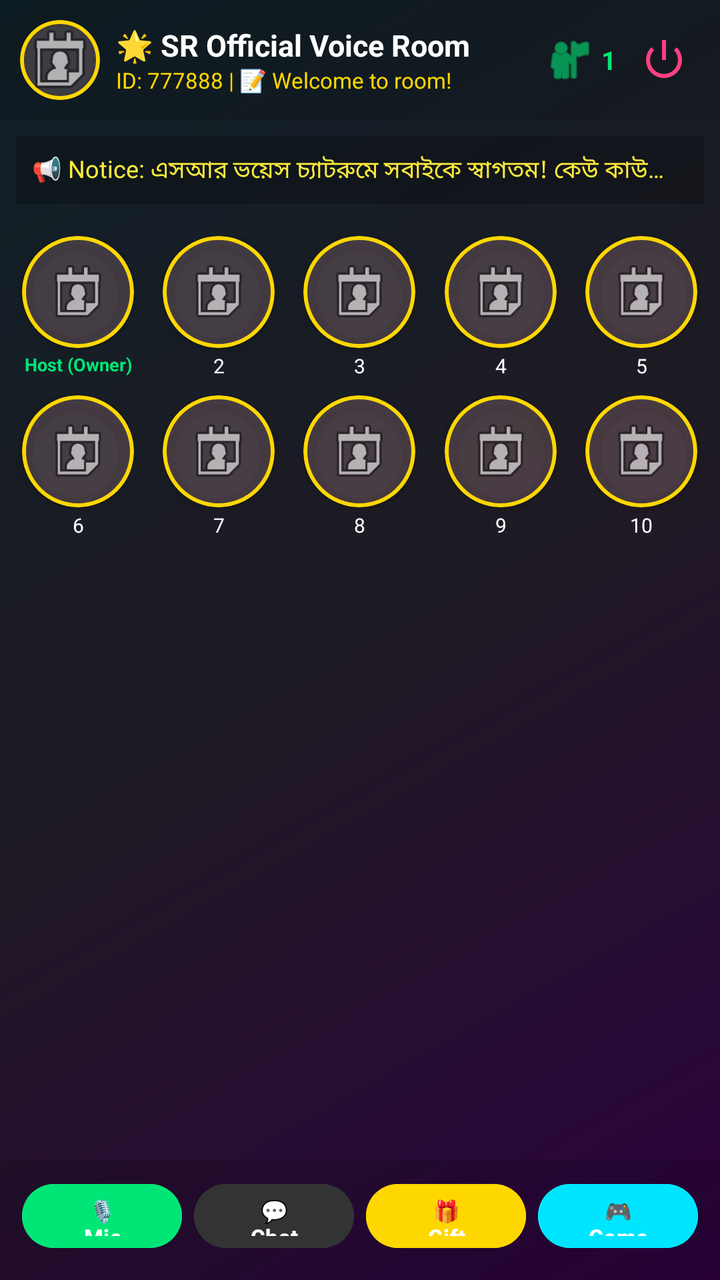
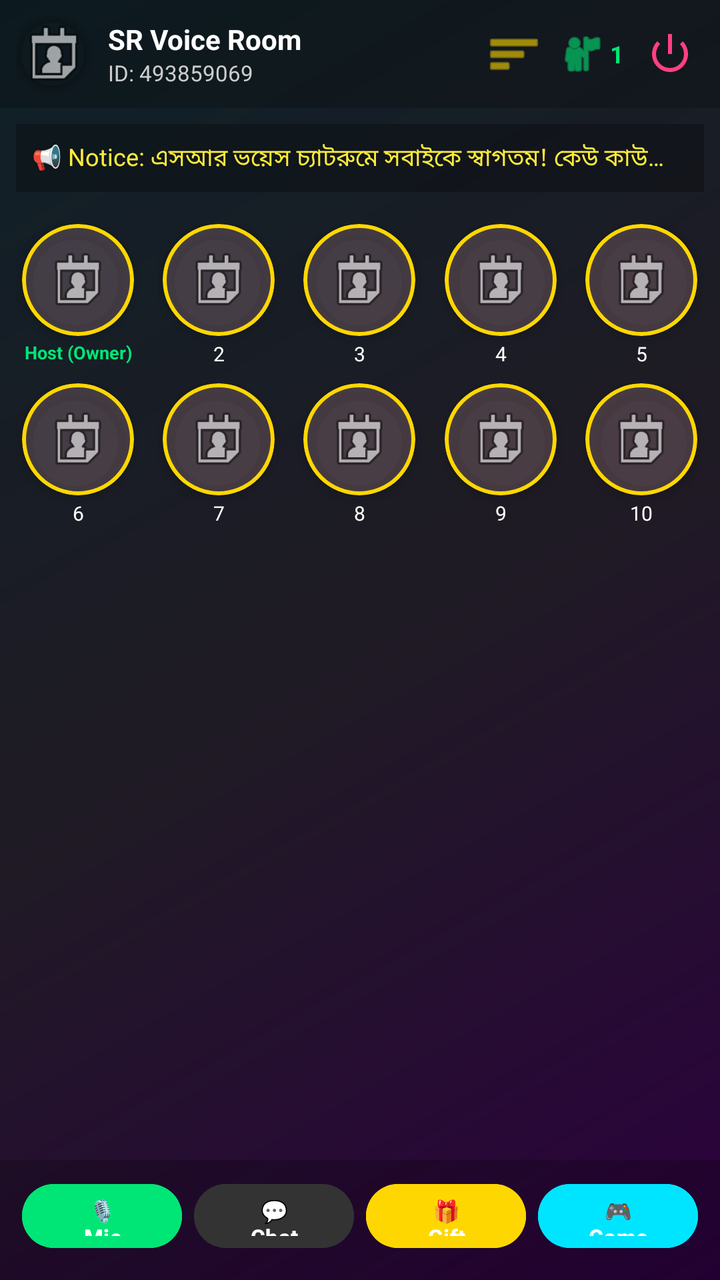

Two renders of the same Android screen: before a commit and after it. Below are the layout's source before the change and the commit's diff.
<!-- AndroidManifest.xml: activity theme Theme.SRVoiceChat -->
<!-- res/layout/activity_voice_room.xml -->
<?xml version="1.0" encoding="utf-8"?>
<LinearLayout xmlns:android="http://schemas.android.com/apk/res/android"
    xmlns:app="http://schemas.android.com/apk/res-auto"
    android:layout_width="match_parent"
    android:layout_height="match_parent"
    android:orientation="vertical"
    android:fitsSystemWindows="true"
    android:background="@drawable/voice_room_bg">

    
    <LinearLayout
        android:layout_width="match_parent"
        android:layout_height="wrap_content"
        android:orientation="horizontal"
        android:padding="10dp"
        android:gravity="center_vertical"
        android:background="#22000000">

        
        <androidx.cardview.widget.CardView
            android:layout_width="40dp"
            android:layout_height="40dp"
            app:cardCornerRadius="20dp"
            app:cardElevation="2dp"
            android:layout_marginEnd="8dp"
            app:cardBackgroundColor="@android:color/transparent">
            <ImageView
                android:id="@+id/roomHeaderProfileImg"
                android:layout_width="match_parent"
                android:layout_height="match_parent"
                android:scaleType="centerCrop"
                android:src="@android:drawable/ic_menu_my_calendar"
                android:background="@drawable/bg_circle_pink"/>
        </androidx.cardview.widget.CardView>

        <LinearLayout
            android:layout_width="0dp"
            android:layout_height="wrap_content"
            android:layout_weight="1"
            android:orientation="vertical">

            <TextView
                android:id="@+id/roomTitleText"
                android:layout_width="wrap_content"
                android:layout_height="wrap_content"
                android:text="🌟 SR Official Voice Room"
                android:textColor="#FFFFFF"
                android:textSize="15sp"
                android:textStyle="bold"
                android:maxLines="1"
                android:ellipsize="end"/>

            <TextView
                android:id="@+id/roomInfoText"
                android:layout_width="wrap_content"
                android:layout_height="wrap_content"
                android:text="ID: 777888 | 📝 Welcome to room!"
                android:textColor="#FFD700"
                android:textSize="11sp"
                android:maxLines="1"
                android:ellipsize="end"/>
        </LinearLayout>

        
        <LinearLayout
            android:layout_width="wrap_content"
            android:layout_height="wrap_content"
            android:orientation="horizontal"
            android:gravity="center_vertical"
            android:layout_marginEnd="6dp">

            <ImageView
                android:id="@+id/btnOnlineList"
                android:layout_width="26dp"
                android:layout_height="26dp"
                android:src="@android:drawable/ic_menu_myplaces"
                android:tint="#00E676"
                android:contentDescription="Online List"/>

            <TextView
                android:id="@+id/textOnlineCount"
                android:layout_width="wrap_content"
                android:layout_height="wrap_content"
                android:text="1"
                android:textColor="#00E676"
                android:textSize="13sp"
                android:textStyle="bold"
                android:layout_marginStart="3dp"/>
        </LinearLayout>

        
        <ImageButton
            android:id="@+id/btnPower"
            android:layout_width="36dp"
            android:layout_height="36dp"
            android:background="?attr/selectableItemBackgroundBorderless"
            android:src="@android:drawable/ic_lock_power_off"
            android:tint="#FF4081"
            android:contentDescription="Power Button" />
    </LinearLayout>

    
    <TextView
        android:layout_width="match_parent"
        android:layout_height="wrap_content"
        android:text="📢 Notice: এসআর ভয়েস চ্যাটরুমে সবাইকে স্বাগতম! কেউ কাউকে অশ্লীল গালিগালাজ করবেন না।"
        android:textColor="#FFEB3B"
        android:textSize="12sp"
        android:padding="8dp"
        android:background="#44000000"
        android:layout_margin="8dp"
        android:maxLines="1"
        android:ellipsize="end"/>

    
    <GridLayout
        android:layout_width="match_parent"
        android:layout_height="wrap_content"
        android:columnCount="5"
        android:padding="4dp"
        android:alignmentMode="alignMargins"
        android:columnOrderPreserved="false"
        android:gravity="center">

        
        <LinearLayout android:layout_width="0dp" android:layout_height="wrap_content" android:layout_columnWeight="1" android:orientation="vertical" android:gravity="center" android:layout_margin="4dp">
            <androidx.cardview.widget.CardView
                android:id="@+id/seatCard1"
                android:layout_width="56dp"
                android:layout_height="56dp"
                app:cardCornerRadius="28dp"
                app:cardElevation="4dp"
                app:cardBackgroundColor="@android:color/transparent">
                <ImageView
                    android:id="@+id/seatImg1"
                    android:layout_width="match_parent"
                    android:layout_height="match_parent"
                    android:scaleType="centerCrop"
                    android:background="@drawable/bg_circle_pink"
                    android:src="@android:drawable/ic_menu_my_calendar"
                    android:padding="10dp"/>
            </androidx.cardview.widget.CardView>
            <TextView android:id="@+id/seatTxt1" android:layout_width="60dp" android:layout_height="wrap_content" android:text="Host (Owner)" android:textColor="#00E676" android:textSize="9sp" android:textStyle="bold" android:gravity="center" android:layout_marginTop="2dp" android:maxLines="1" android:ellipsize="end"/>
        </LinearLayout>

        
        <LinearLayout android:layout_width="0dp" android:layout_height="wrap_content" android:layout_columnWeight="1" android:orientation="vertical" android:gravity="center" android:layout_margin="4dp">
            <androidx.cardview.widget.CardView
                android:id="@+id/seatCard2"
                android:layout_width="56dp"
                android:layout_height="56dp"
                app:cardCornerRadius="28dp"
                app:cardElevation="4dp"
                app:cardBackgroundColor="@android:color/transparent">
                <ImageView
                    android:id="@+id/seatImg2"
                    android:layout_width="match_parent"
                    android:layout_height="match_parent"
                    android:scaleType="centerCrop"
                    android:background="@drawable/bg_circle_pink"
                    android:src="@android:drawable/ic_menu_my_calendar"
                    android:padding="10dp"/>
            </androidx.cardview.widget.CardView>
            <TextView android:id="@+id/seatTxt2" android:layout_width="60dp" android:layout_height="wrap_content" android:text="2" android:textColor="#FFFFFF" android:textSize="10sp" android:gravity="center" android:layout_marginTop="2dp" android:maxLines="1" android:ellipsize="end"/>
        </LinearLayout>

        
        <LinearLayout android:layout_width="0dp" android:layout_height="wrap_content" android:layout_columnWeight="1" android:orientation="vertical" android:gravity="center" android:layout_margin="4dp">
            <androidx.cardview.widget.CardView
                android:id="@+id/seatCard3"
                android:layout_width="56dp"
                android:layout_height="56dp"
                app:cardCornerRadius="28dp"
                app:cardElevation="4dp"
                app:cardBackgroundColor="@android:color/transparent">
                <ImageView
                    android:id="@+id/seatImg3"
                    android:layout_width="match_parent"
                    android:layout_height="match_parent"
                    android:scaleType="centerCrop"
                    android:background="@drawable/bg_circle_pink"
                    android:src="@android:drawable/ic_menu_my_calendar"
                    android:padding="10dp"/>
            </androidx.cardview.widget.CardView>
            <TextView android:id="@+id/seatTxt3" android:layout_width="60dp" android:layout_height="wrap_content" android:text="3" android:textColor="#FFFFFF" android:textSize="10sp" android:gravity="center" android:layout_marginTop="2dp" android:maxLines="1" android:ellipsize="end"/>
        </LinearLayout>

        
        <LinearLayout android:layout_width="0dp" android:layout_height="wrap_content" android:layout_columnWeight="1" android:orientation="vertical" android:gravity="center" android:layout_margin="4dp">
            <androidx.cardview.widget.CardView
                android:id="@+id/seatCard4"
                android:layout_width="56dp"
                android:layout_height="56dp"
                app:cardCornerRadius="28dp"
                app:cardElevation="4dp"
                app:cardBackgroundColor="@android:color/transparent">
                <ImageView
                    android:id="@+id/seatImg4"
                    android:layout_width="match_parent"
                    android:layout_height="match_parent"
                    android:scaleType="centerCrop"
                    android:background="@drawable/bg_circle_pink"
                    android:src="@android:drawable/ic_menu_my_calendar"
                    android:padding="10dp"/>
            </androidx.cardview.widget.CardView>
            <TextView android:id="@+id/seatTxt4" android:layout_width="60dp" android:layout_height="wrap_content" android:text="4" android:textColor="#FFFFFF" android:textSize="10sp" android:gravity="center" android:layout_marginTop="2dp" android:maxLines="1" android:ellipsize="end"/>
        </LinearLayout>

        
        <LinearLayout android:layout_width="0dp" android:layout_height="wrap_content" android:layout_columnWeight="1" android:orientation="vertical" android:gravity="center" android:layout_margin="4dp">
            <androidx.cardview.widget.CardView
                android:id="@+id/seatCard5"
                android:layout_width="56dp"
                android:layout_height="56dp"
                app:cardCornerRadius="28dp"
                app:cardElevation="4dp"
                app:cardBackgroundColor="@android:color/transparent">
                <ImageView
                    android:id="@+id/seatImg5"
                    android:layout_width="match_parent"
                    android:layout_height="match_parent"
                    android:scaleType="centerCrop"
                    android:background="@drawable/bg_circle_pink"
                    android:src="@android:drawable/ic_menu_my_calendar"
                    android:padding="10dp"/>
            </androidx.cardview.widget.CardView>
            <TextView android:id="@+id/seatTxt5" android:layout_width="60dp" android:layout_height="wrap_content" android:text="5" android:textColor="#FFFFFF" android:textSize="10sp" android:gravity="center" android:layout_marginTop="2dp" android:maxLines="1" android:ellipsize="end"/>
        </LinearLayout>

        
        <LinearLayout android:layout_width="0dp" android:layout_height="wrap_content" android:layout_columnWeight="1" android:orientation="vertical" android:gravity="center" android:layout_margin="4dp">
            <androidx.cardview.widget.CardView
                android:id="@+id/seatCard6"
                android:layout_width="56dp"
                android:layout_height="56dp"
                app:cardCornerRadius="28dp"
                app:cardElevation="4dp"
                app:cardBackgroundColor="@android:color/transparent">
                <ImageView
                    android:id="@+id/seatImg6"
                    android:layout_width="match_parent"
                    android:layout_height="match_parent"
                    android:scaleType="centerCrop"
                    android:background="@drawable/bg_circle_pink"
                    android:src="@android:drawable/ic_menu_my_calendar"
                    android:padding="10dp"/>
            </androidx.cardview.widget.CardView>
            <TextView android:id="@+id/seatTxt6" android:layout_width="60dp" android:layout_height="wrap_content" android:text="6" android:textColor="#FFFFFF" android:textSize="10sp" android:gravity="center" android:layout_marginTop="2dp" android:maxLines="1" android:ellipsize="end"/>
        </LinearLayout>

        
        <LinearLayout android:layout_width="0dp" android:layout_height="wrap_content" android:layout_columnWeight="1" android:orientation="vertical" android:gravity="center" android:layout_margin="4dp">
            <androidx.cardview.widget.CardView
                android:id="@+id/seatCard7"
                android:layout_width="56dp"
                android:layout_height="56dp"
                app:cardCornerRadius="28dp"
                app:cardElevation="4dp"
                app:cardBackgroundColor="@android:color/transparent">
                <ImageView
                    android:id="@+id/seatImg7"
                    android:layout_width="match_parent"
                    android:layout_height="match_parent"
                    android:scaleType="centerCrop"
                    android:background="@drawable/bg_circle_pink"
                    android:src="@android:drawable/ic_menu_my_calendar"
                    android:padding="10dp"/>
            </androidx.cardview.widget.CardView>
            <TextView android:id="@+id/seatTxt7" android:layout_width="60dp" android:layout_height="wrap_content" android:text="7" android:textColor="#FFFFFF" android:textSize="10sp" android:gravity="center" android:layout_marginTop="2dp" android:maxLines="1" android:ellipsize="end"/>
        </LinearLayout>

        
        <LinearLayout android:layout_width="0dp" android:layout_height="wrap_content" android:layout_columnWeight="1" android:orientation="vertical" android:gravity="center" android:layout_margin="4dp">
            <androidx.cardview.widget.CardView
                android:id="@+id/seatCard8"
                android:layout_width="56dp"
                android:layout_height="56dp"
                app:cardCornerRadius="28dp"
                app:cardElevation="4dp"
                app:cardBackgroundColor="@android:color/transparent">
                <ImageView
                    android:id="@+id/seatImg8"
                    android:layout_width="match_parent"
                    android:layout_height="match_parent"
                    android:scaleType="centerCrop"
                    android:background="@drawable/bg_circle_pink"
                    android:src="@android:drawable/ic_menu_my_calendar"
                    android:padding="10dp"/>
            </androidx.cardview.widget.CardView>
            <TextView android:id="@+id/seatTxt8" android:layout_width="60dp" android:layout_height="wrap_content" android:text="8" android:textColor="#FFFFFF" android:textSize="10sp" android:gravity="center" android:layout_marginTop="2dp" android:maxLines="1" android:ellipsize="end"/>
        </LinearLayout>

        
        <LinearLayout android:layout_width="0dp" android:layout_height="wrap_content" android:layout_columnWeight="1" android:orientation="vertical" android:gravity="center" android:layout_margin="4dp">
            <androidx.cardview.widget.CardView
                android:id="@+id/seatCard9"
                android:layout_width="56dp"
                android:layout_height="56dp"
                app:cardCornerRadius="28dp"
                app:cardElevation="4dp"
                app:cardBackgroundColor="@android:color/transparent">
                <ImageView
                    android:id="@+id/seatImg9"
                    android:layout_width="match_parent"
                    android:layout_height="match_parent"
                    android:scaleType="centerCrop"
                    android:background="@drawable/bg_circle_pink"
                    android:src="@android:drawable/ic_menu_my_calendar"
                    android:padding="10dp"/>
            </androidx.cardview.widget.CardView>
            <TextView android:id="@+id/seatTxt9" android:layout_width="60dp" android:layout_height="wrap_content" android:text="9" android:textColor="#FFFFFF" android:textSize="10sp" android:gravity="center" android:layout_marginTop="2dp" android:maxLines="1" android:ellipsize="end"/>
        </LinearLayout>

        
        <LinearLayout android:layout_width="0dp" android:layout_height="wrap_content" android:layout_columnWeight="1" android:orientation="vertical" android:gravity="center" android:layout_margin="4dp">
            <androidx.cardview.widget.CardView
                android:id="@+id/seatCard10"
                android:layout_width="56dp"
                android:layout_height="56dp"
                app:cardCornerRadius="28dp"
                app:cardElevation="4dp"
                app:cardBackgroundColor="@android:color/transparent">
                <ImageView
                    android:id="@+id/seatImg10"
                    android:layout_width="match_parent"
                    android:layout_height="match_parent"
                    android:scaleType="centerCrop"
                    android:background="@drawable/bg_circle_pink"
                    android:src="@android:drawable/ic_menu_my_calendar"
                    android:padding="10dp"/>
            </androidx.cardview.widget.CardView>
            <TextView android:id="@+id/seatTxt10" android:layout_width="60dp" android:layout_height="wrap_content" android:text="10" android:textColor="#FFFFFF" android:textSize="10sp" android:gravity="center" android:layout_marginTop="2dp" android:maxLines="1" android:ellipsize="end"/>
        </LinearLayout>

    </GridLayout>

    
    <ListView
        android:id="@+id/chatListView"
        android:layout_width="match_parent"
        android:layout_height="0dp"
        android:layout_weight="1"
        android:divider="@null"
        android:stackFromBottom="true"
        android:transcriptMode="normal"
        android:paddingHorizontal="8dp"
        android:paddingTop="8dp"/>

    
    <LinearLayout
        android:layout_width="match_parent"
        android:layout_height="60dp"
        android:orientation="horizontal"
        android:background="#22000000"
        android:gravity="center"
        android:paddingHorizontal="8dp"
        android:paddingBottom="4dp">

        <Button
            android:id="@+id/btnMicToggle"
            android:layout_width="0dp"
            android:layout_height="40dp"
            android:layout_weight="1"
            android:text="🎙️ Mic"
            android:textColor="#FFFFFF"
            android:textSize="11sp"
            android:backgroundTint="#00E676"
            android:layout_marginHorizontal="3dp"
            android:textStyle="bold"/>

        <Button
            android:id="@+id/btnChatOption"
            android:layout_width="0dp"
            android:layout_height="40dp"
            android:layout_weight="1"
            android:text="💬 Chat"
            android:textColor="#FFFFFF"
            android:textSize="11sp"
            android:backgroundTint="#333333"
            android:layout_marginHorizontal="3dp"
            android:textStyle="bold"/>

        <Button
            android:id="@+id/btnGiftBox"
            android:layout_width="0dp"
            android:layout_height="40dp"
            android:layout_weight="1"
            android:text="🎁 Gift"
            android:textColor="#FFFFFF"
            android:textSize="11sp"
            android:backgroundTint="#FFD700"
            android:layout_marginHorizontal="3dp"
            android:textStyle="bold"/>

        <Button
            android:id="@+id/btnGameBox"
            android:layout_width="0dp"
            android:layout_height="40dp"
            android:layout_weight="1"
            android:text="🎮 Game"
            android:textColor="#FFFFFF"
            android:textSize="11sp"
            android:backgroundTint="#00E5FF"
            android:layout_marginHorizontal="3dp"
            android:textStyle="bold"/>

    </LinearLayout>

</LinearLayout>
<!-- resources referenced by this layout -->
<resources>
  <!-- drawable bg_circle_pink (drawable) -->
  <?xml version="1.0" encoding="utf-8"?>
  <shape xmlns:android="http://schemas.android.com/apk/res/android"
      android:shape="oval">
      
      <solid android:color="#33FFC0CB" />
      
      
      <stroke 
          android:width="2dp" 
          android:color="#FFD700" />
  </shape>
  <!-- drawable voice_room_bg (drawable) -->
  <?xml version="1.0" encoding="utf-8"?>
  <shape xmlns:android="http://schemas.android.com/apk/res/android">
      <gradient
          android:angle="135"
          android:startColor="#2C003E"
          android:centerColor="#1F1B24"
          android:endColor="#0F2027"
          android:type="linear" />
  </shape>
  <style name="Theme.SRVoiceChat" parent="Theme.Material3.DayNight.NoActionBar">
          <item name="colorPrimary">#FF4081</item>
          <item name="android:statusBarColor">#FF4081</item>
          <item name="android:windowLightStatusBar">true</item>
      </style>
</resources>

<!-- the commit's change to res/layout/activity_voice_room.xml (unified diff, before → after) -->
@@ -12,15 +12,15 @@
         android:layout_width="match_parent"
         android:layout_height="wrap_content"
         android:orientation="horizontal"
-        android:padding="10dp"
+        android:padding="8dp"
         android:gravity="center_vertical"
-        android:background="#22000000">
+        android:background="#33000000">
 
         
         <androidx.cardview.widget.CardView
-            android:layout_width="40dp"
-            android:layout_height="40dp"
-            app:cardCornerRadius="20dp"
+            android:layout_width="38dp"
+            android:layout_height="38dp"
+            app:cardCornerRadius="19dp"
             app:cardElevation="2dp"
             android:layout_marginEnd="8dp"
             app:cardBackgroundColor="@android:color/transparent">
@@ -29,10 +29,10 @@
                 android:layout_width="match_parent"
                 android:layout_height="match_parent"
                 android:scaleType="centerCrop"
-                android:src="@android:drawable/ic_menu_my_calendar"
-                android:background="@drawable/bg_circle_pink"/>
+                android:src="@android:drawable/ic_menu_my_calendar"/>
         </androidx.cardview.widget.CardView>
 
+        
         <LinearLayout
             android:layout_width="0dp"
             android:layout_height="wrap_content"
@@ -43,9 +43,9 @@
                 android:id="@+id/roomTitleText"
                 android:layout_width="wrap_content"
                 android:layout_height="wrap_content"
-                android:text="🌟 SR Official Voice Room"
+                android:text="SR Voice Room"
                 android:textColor="#FFFFFF"
-                android:textSize="15sp"
+                android:textSize="14sp"
                 android:textStyle="bold"
                 android:maxLines="1"
                 android:ellipsize="end"/>
@@ -54,12 +54,22 @@
                 android:id="@+id/roomInfoText"
                 android:layout_width="wrap_content"
                 android:layout_height="wrap_content"
-                android:text="ID: 777888 | 📝 Welcome to room!"
-                android:textColor="#FFD700"
+                android:text="ID: 493859069"
+                android:textColor="#CCCCCC"
                 android:textSize="11sp"
                 android:maxLines="1"
                 android:ellipsize="end"/>
         </LinearLayout>
+
+        
+        <ImageView
+            android:id="@+id/btnInRoomRanking"
+            android:layout_width="28dp"
+            android:layout_height="28dp"
+            android:src="@android:drawable/ic_menu_sort_by_size"
+            android:tint="#FFD700"
+            android:layout_marginEnd="8dp"
+            android:contentDescription="Ranking List"/>
 
         
         <LinearLayout
@@ -71,8 +81,8 @@
 
             <ImageView
                 android:id="@+id/btnOnlineList"
-                android:layout_width="26dp"
-                android:layout_height="26dp"
+                android:layout_width="24dp"
+                android:layout_height="24dp"
                 android:src="@android:drawable/ic_menu_myplaces"
                 android:tint="#00E676"
                 android:contentDescription="Online List"/>
@@ -83,16 +93,16 @@
                 android:layout_height="wrap_content"
                 android:text="1"
                 android:textColor="#00E676"
-                android:textSize="13sp"
+                android:textSize="12sp"
                 android:textStyle="bold"
-                android:layout_marginStart="3dp"/>
+                android:layout_marginStart="2dp"/>
         </LinearLayout>
 
         
         <ImageButton
             android:id="@+id/btnPower"
-            android:layout_width="36dp"
-            android:layout_height="36dp"
+            android:layout_width="34dp"
+            android:layout_height="34dp"
             android:background="?attr/selectableItemBackgroundBorderless"
             android:src="@android:drawable/ic_lock_power_off"
             android:tint="#FF4081"
@@ -351,7 +361,7 @@
         android:layout_width="match_parent"
         android:layout_height="60dp"
         android:orientation="horizontal"
-        android:background="#22000000"
+        android:background="#33000000"
         android:gravity="center"
         android:paddingHorizontal="8dp"
         android:paddingBottom="4dp">
